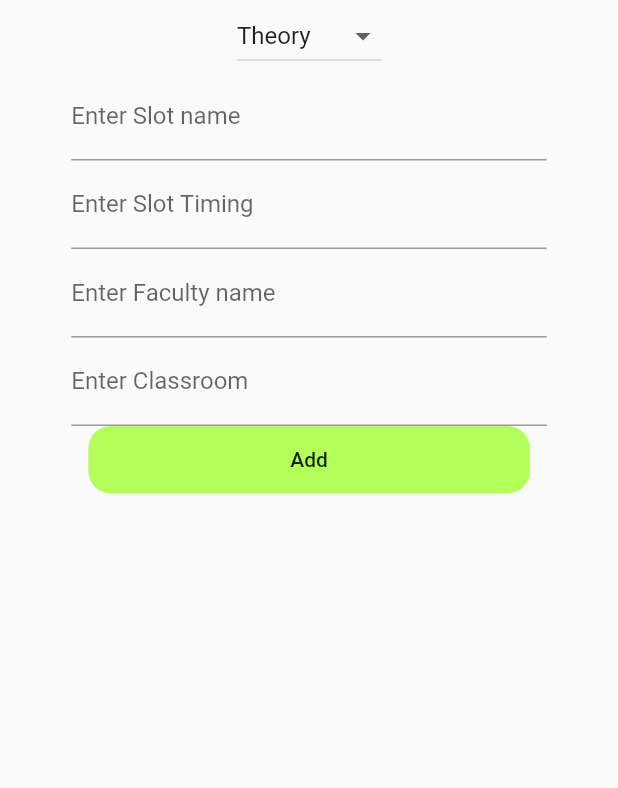
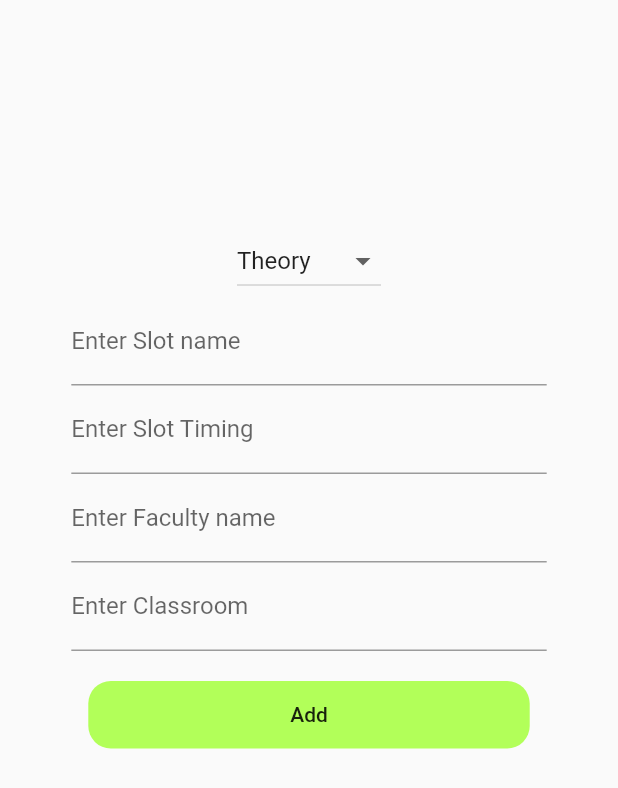
Before and after one commit to alphabeta2206/AtteTime, a Flutter app: the Home screen opened directly, after a tap on the "add" icon, on a phone screen of 412 x 824 dp. Shown: the top 788 px of the screen. Run offline on Flutter 3.47's test engine with Material 2 defaults, Android fonts, the light colour scheme and no system bars; our stand-ins replace cloud_firestore, firebase_auth, firebase_core, fluttertoast, modal_progress_hud; accounts and stored records are empty.

Commit message:
add slot page done

```diff
--- a/atfc/lib/addslot.dart
+++ b/atfc/lib/addslot.dart
@@ -18,6 +18,7 @@ class _AddslotState extends State<Addslot> {
     return Material(
       child: Column(
         children: [
+          SizedBox(height:150),
           DropdownButton(
             value: dropdownvalue,
             onChanged: (String value) {
@@ -57,6 +58,7 @@ class _AddslotState extends State<Addslot> {
               decoration: InputDecoration(labelText: "Enter Classroom"),
             ),
           ),
+          SizedBox(height:20),
           Container(
               width: MediaQuery.of(context).size.width / 1.4,
               height: 45,
--- a/atfc/lib/home.dart
+++ b/atfc/lib/home.dart
@@ -28,7 +28,7 @@ class _HomeState extends State<Home> {
             length: 7,
             child: Scaffold(
               appBar: AppBar(
-                backgroundColor: Colors.green[400],
+                backgroundColor: Colors.lightGreen,
                 title: Text('Timetable'),
                 bottom: TabBar(
                   tabs: [
```
